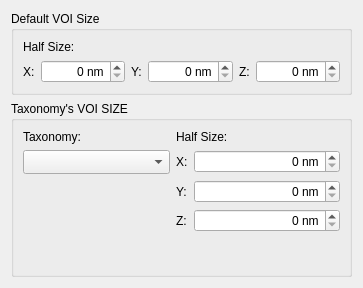
Above: App/Settings/VOI/RectangularVOISettings.ui from FelixdelasPozas/EspINA before the change. Below: the same form after it.
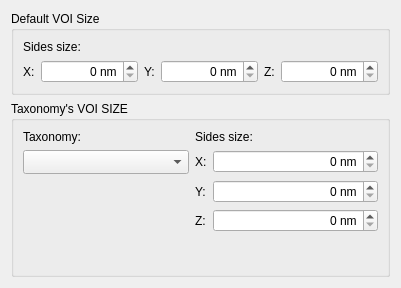
That is the form after the change. Custom widgets are drawn as their Qt base class.

The edit to the form file:
```diff
--- a/App/Settings/VOI/RectangularVOISettings.ui
+++ b/App/Settings/VOI/RectangularVOISettings.ui
@@ -6,7 +6,7 @@
    <rect>
     <x>0</x>
     <y>0</y>
-    <width>363</width>
+    <width>401</width>
     <height>288</height>
    </rect>
   </property>
@@ -23,7 +23,7 @@
       <item>
        <widget class="QLabel" name="label_3">
         <property name="text">
-         <string>Half Size:</string>
+         <string>Sides size:</string>
         </property>
        </widget>
       </item>
@@ -219,7 +219,7 @@
         <item row="0" column="1" colspan="3">
          <widget class="QLabel" name="label">
           <property name="text">
-           <string>Half Size:</string>
+           <string>Sides size:</string>
           </property>
          </widget>
         </item>
```
